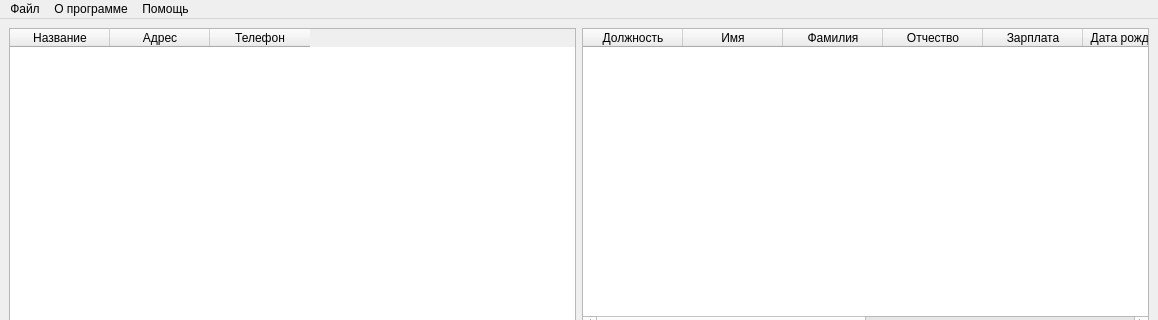
The window that mainwindow.ui (KaPToLLIkA/CW2022_cpp) describes before a commit, drawn with Qt 5; both pictures show x 0 to 1158 and y 0 to 320 of the 1158 by 720 pixel window.
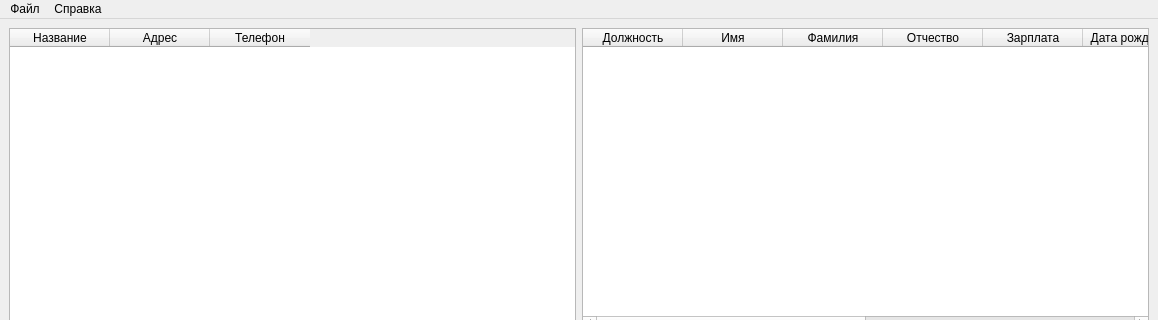
The same window after the commit.

Diff of the .ui file:
```diff
--- a/mainwindow.ui
+++ b/mainwindow.ui
@@ -429,17 +429,13 @@
    </widget>
    <widget class="QMenu" name="menu_2">
     <property name="title">
-     <string>О программе</string>
+     <string>Справка</string>
     </property>
-   </widget>
-   <widget class="QMenu" name="menu_3">
-    <property name="title">
-     <string>Помощь</string>
-    </property>
+    <addaction name="action_2"/>
+    <addaction name="action_5"/>
    </widget>
    <addaction name="menu"/>
    <addaction name="menu_2"/>
-   <addaction name="menu_3"/>
   </widget>
   <widget class="QStatusBar" name="statusbar"/>
   <action name="action">
```
Left out of the diff: 10 changed lines with no effect on the pictures.
